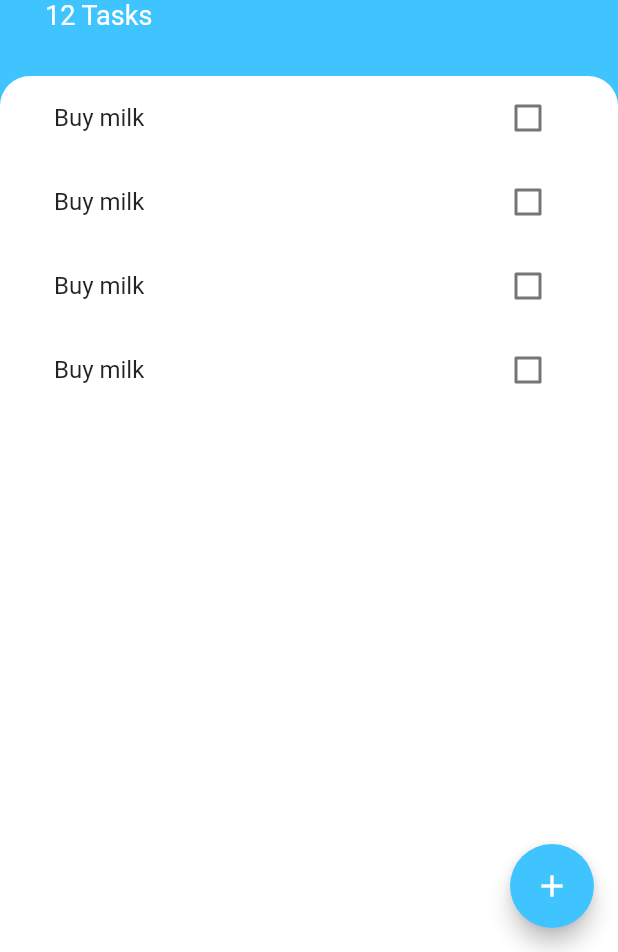
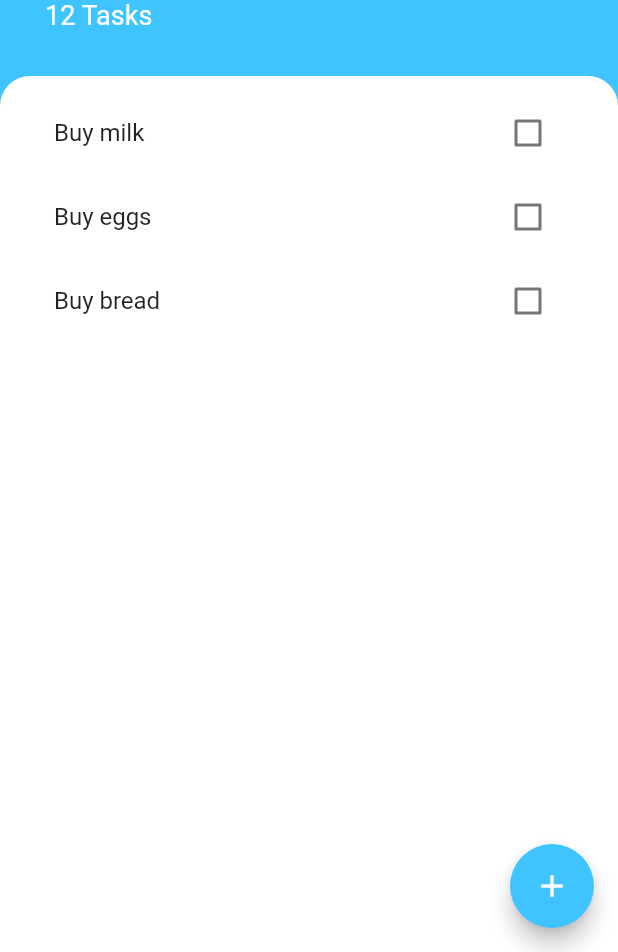
Before and after one commit to ethan-adams/toodoo, a Flutter app: the screen it shows after launch, on a phone screen of 412 x 824 dp, the part 284-1236 px from its top. Run offline on Flutter 3.47's test engine with Material 2 defaults, Android fonts, the phone set to English and light mode, and no system bars.

```diff
--- /dev/null
+++ b/lib/models/task.dart
@@ -0,0 +1,12 @@
+
+
+class Task {
+  final String name;
+  bool isDone;
+
+  Task({this.name, this.isDone = false});
+
+  void toggleDone() {
+    isDone = !isDone;
+  }
+}
--- a/lib/screens/tasks_screen.dart
+++ b/lib/screens/tasks_screen.dart
@@ -63,6 +63,7 @@ class TasksScreen extends StatelessWidget {
           ),
           Expanded(
             child: Container(
+              padding: EdgeInsets.only(top: 10, left: 20, right: 20),
               decoration: BoxDecoration(
                 color: Colors.white,
                 borderRadius: BorderRadius.only(
--- a/lib/widgets/task_tile.dart
+++ b/lib/widgets/task_tile.dart
@@ -1,45 +1,26 @@
 import 'package:flutter/material.dart';
 
-class TaskTile extends StatefulWidget {
-  @override
-  _TaskTileState createState() => _TaskTileState();
-}
+class TaskTile extends StatelessWidget {
+  final bool isChecked;
+  final String taskTitle;
+  final Function checkboxCallback;
 
-class _TaskTileState extends State<TaskTile> {
-  bool isChecked = false;
-
-  void checkboxCallback (bool checkboxState) {
-    setState(() {
-      isChecked = checkboxState;
-    });
-  }
+  TaskTile({this.taskTitle, this.isChecked, this.checkboxCallback});
 
   @override
   Widget build(BuildContext context) {
     return ListTile(
       title: Text(
-        'Buy milk',
+        taskTitle,
         style: TextStyle(
           decoration: isChecked ? TextDecoration.lineThrough : null,
         ),
       ),
-      trailing: TaskCheckbox(isChecked, checkboxCallback),
+      trailing: Checkbox(
+        activeColor: Colors.lightBlueAccent,
+        value: isChecked,
+        onChanged: checkboxCallback,
+      ),
     );
   }
 }
-
-class TaskCheckbox extends StatelessWidget {
-  final bool checkboxState;
-  final Function toggleCheckboxState;
-
-  TaskCheckbox(this.checkboxState, this.toggleCheckboxState);
-
-  @override
-  Widget build(BuildContext context) {
-    return Checkbox(
-      activeColor: Colors.lightBlueAccent,
-      value: checkboxState,
-      onChanged: toggleCheckboxState,
-    );
-  }
-}
--- a/lib/widgets/tasks_list.dart
+++ b/lib/widgets/tasks_list.dart
@@ -1,18 +1,33 @@
 import 'package:flutter/material.dart';
 import 'task_tile.dart';
+import 'package:toodoo/models/task.dart';
 
-class TasksList extends StatelessWidget {
+class TasksList extends StatefulWidget {
+  @override
+  _TasksListState createState() => _TasksListState();
+}
+
+class _TasksListState extends State<TasksList> {
+  List<Task> tasks = [
+    Task(name: 'Buy milk'),
+    Task(name: 'Buy eggs'),
+    Task(name: 'Buy bread'),
+  ];
 
   @override
   Widget build(BuildContext context) {
-    return ListView(
-      padding: EdgeInsets.symmetric(horizontal: 20),
-      children: <Widget>[
-        TaskTile(),
-        TaskTile(),
-        TaskTile(),
-        TaskTile(),
-      ],
+    return ListView.builder(itemBuilder: (context, index) {
+      return TaskTile(
+        taskTitle: tasks[index].name,
+        isChecked: tasks[index].isDone,
+        checkboxCallback: (bool checkboxState) {
+          setState(() {
+            tasks[index].toggleDone();
+          });
+        }
+      );
+    },
+    itemCount: tasks.length,
     );
   }
 }
```
